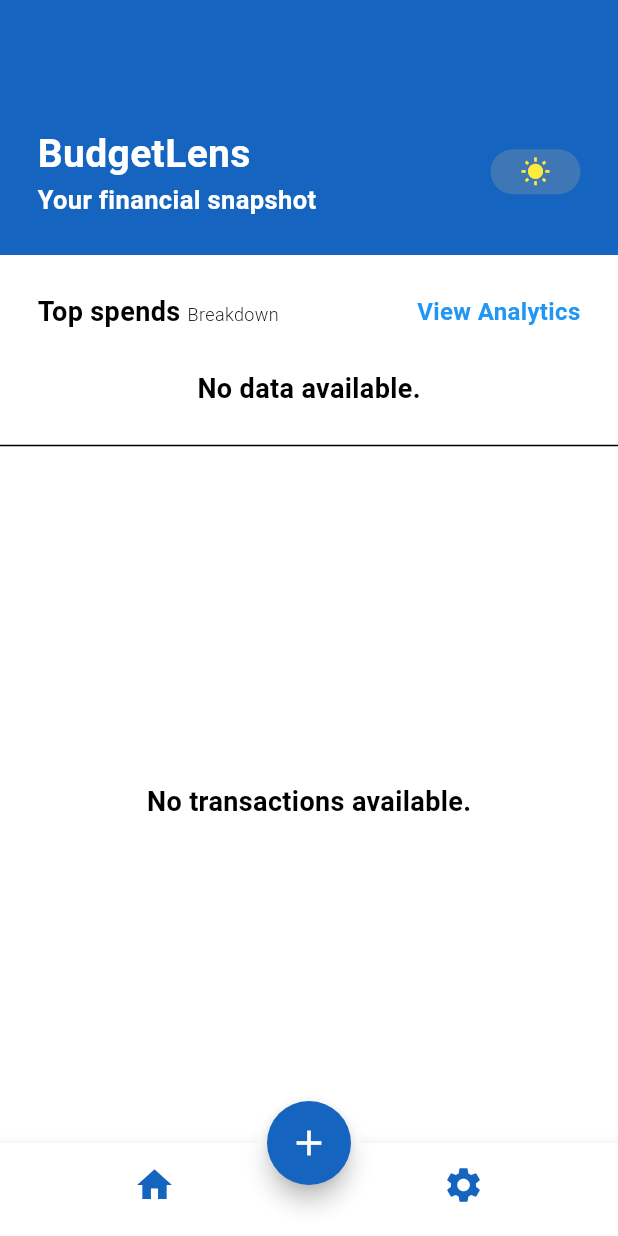
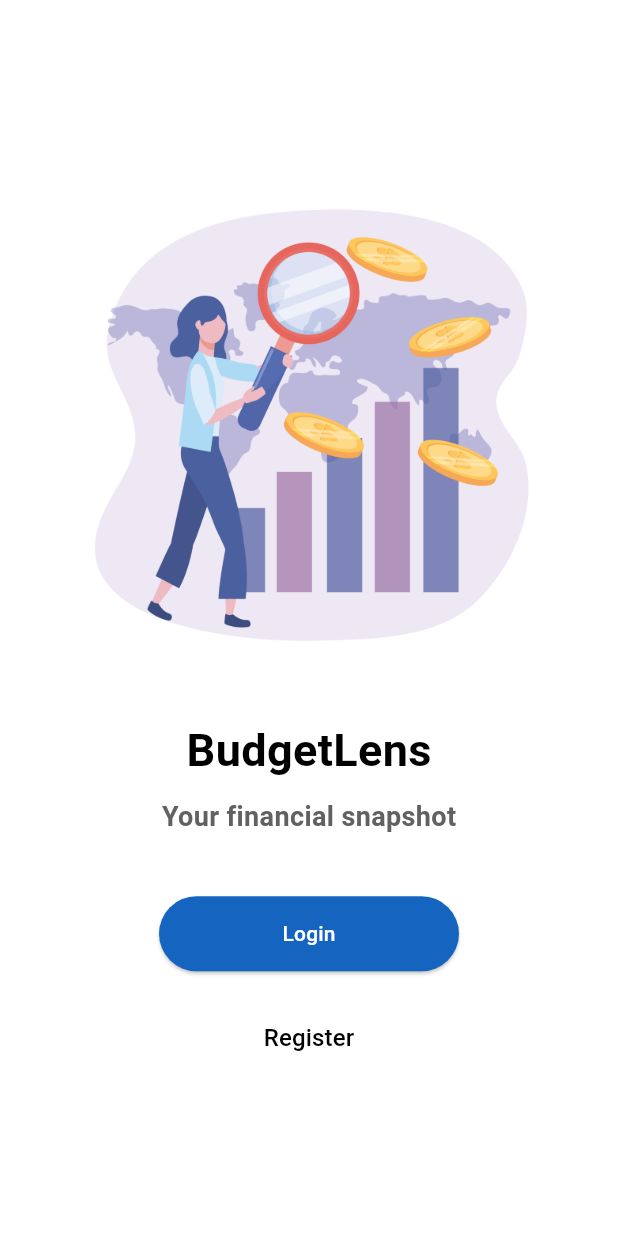
Before and after one commit to mariellecarnecer99/budget-lens, a Flutter app: the screen it shows after launch, on a phone screen of 412 x 824 dp. Run offline on Flutter 3.47's test engine with Material 3 defaults, Android fonts, the phone set to English and light mode, and no system bars; our stand-ins replace fl_chart, sqflite; missing offline and left inert: flag; accounts and stored records are empty.

Commit message:
feat: implement login and register page

```diff
--- /dev/null
+++ b/devtools_options.yaml
@@ -0,0 +1,3 @@
+description: This file stores settings for Dart & Flutter DevTools.
+documentation: https://docs.flutter.dev/tools/devtools/extensions#configure-extension-enablement-states
+extensions:
--- a/lib/main.dart
+++ b/lib/main.dart
@@ -2,7 +2,7 @@ import 'package:expense_tracker/generated/l10n.dart';
 import 'package:expense_tracker/providers/currency_provider.dart';
 import 'package:expense_tracker/providers/language_provider.dart';
 import 'package:expense_tracker/providers/theme_provider.dart';
-import 'package:expense_tracker/screens/home.dart';
+import 'package:expense_tracker/screens/splash.dart';
 import 'package:flutter/material.dart';
 import 'package:provider/provider.dart';
 import 'package:flutter_localizations/flutter_localizations.dart';
@@ -43,7 +43,7 @@ class MyApp extends StatelessWidget {
           ],
           theme: themeProvider.currentTheme,
           debugShowCheckedModeBanner: false,
-          home: HomePage(),
+          home: SplashPage(),
         );
       },
     );
--- /dev/null
+++ b/lib/screens/splash.dart
@@ -0,0 +1,75 @@
+import 'package:expense_tracker/screens/login.dart';
+import 'package:expense_tracker/screens/register.dart';
+import 'package:flutter/material.dart';
+
+class SplashPage extends StatefulWidget {
+  const SplashPage({super.key});
+
+  @override
+  State<SplashPage> createState() => SplashPageState();
+}
+
+class SplashPageState extends State<SplashPage> {
+  @override
+  Widget build(BuildContext context) {
+    return Scaffold(
+      body: Center(
+        child: Column(
+          mainAxisAlignment: MainAxisAlignment.center,
+          children: [
+            Image.asset('assets/app_logo.jpg', height: 350),
+            SizedBox(height: 20),
+            Text(
+              'BudgetLens',
+              style: TextStyle(
+                fontSize: 30,
+                fontWeight: FontWeight.bold,
+              ),
+            ),
+            SizedBox(height: 10),
+            Text(
+              'Your financial snapshot',
+              style: TextStyle(
+                fontSize: 18,
+                color: Colors.grey[700],
+              ),
+            ),
+            SizedBox(height: 40),
+            ElevatedButton(
+              onPressed: () {
+                Navigator.push(
+                  context,
+                  MaterialPageRoute(builder: (context) => LoginPage()),
+                );
+              },
+              style: ElevatedButton.styleFrom(
+                minimumSize: Size(200, 50),
+                backgroundColor: Colors.blue.shade800,
+              ),
+              child: Text(
+                'Login',
+                style: TextStyle(color: Colors.white),
+              ),
+            ),
+            SizedBox(height: 20),
+            TextButton(
+              onPressed: () {
+                Navigator.push(
+                  context,
+                  MaterialPageRoute(builder: (context) => RegisterPage()),
+                );
+              },
+              child: Text(
+                'Register',
+                style: TextStyle(
+                  color: Colors.black,
+                  fontSize: 16,
+                ),
+              ),
+            ),
+          ],
+        ),
+      ),
+    );
+  }
+}
--- a/pubspec.yaml
+++ b/pubspec.yaml
@@ -69,8 +69,8 @@ flutter:
   uses-material-design: true
 
   # To add assets to your application, add an assets section, like this:
-  # assets:
-  #   - images/a_dot_burr.jpeg
+  assets:
+    - assets/app_logo.jpg
   #   - images/a_dot_ham.jpeg
 
   # An image asset can refer to one or more resolution-specific "variants", see
```
Also changed, not shown: lib/screens/login.dart (added, +119 -0 lines), lib/screens/register.dart (added, +130 -0 lines), assets/app_logo.jpg (added).
